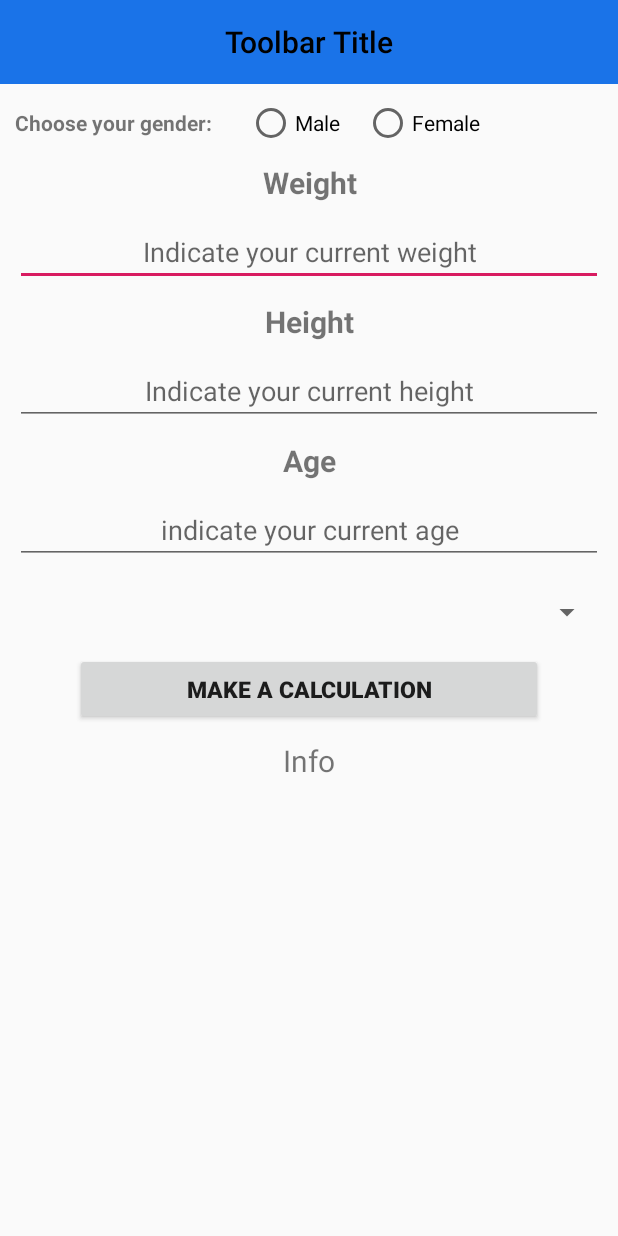
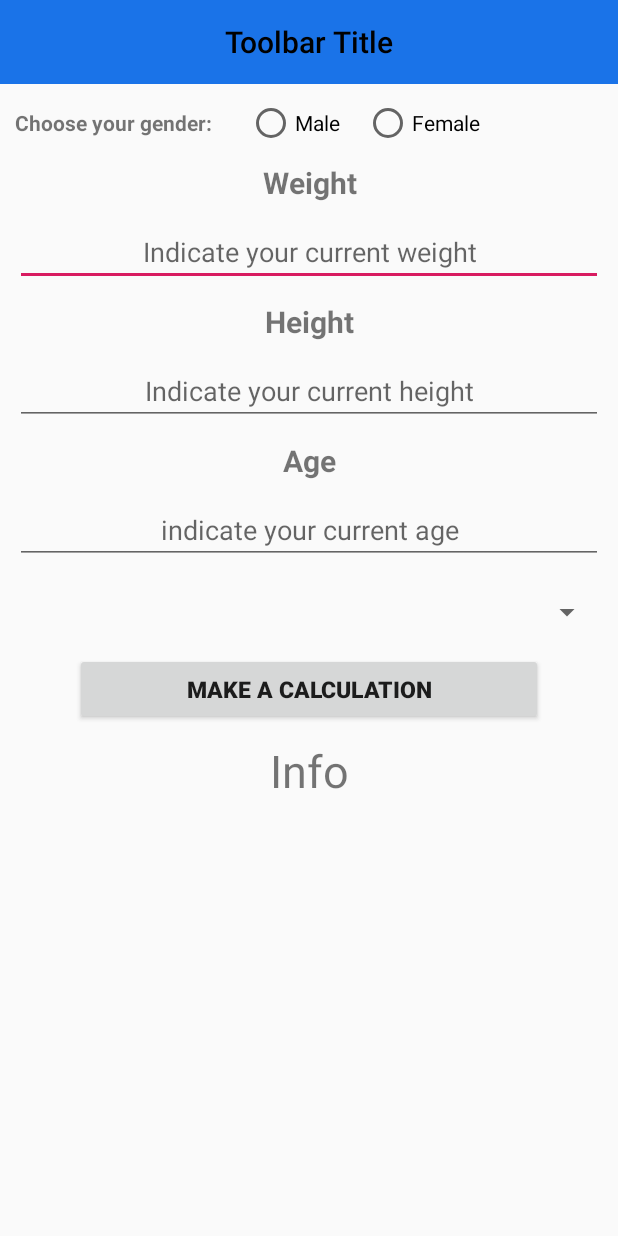
Before and after one commit to Eduard-Kozachenko/CalculatorCalorie, an Android app: the screen it shows after launch (MainActivity), on a phone screen of 412 x 824 dp. Run offline under Robolectric (Android 15) with nearby library versions, the phone set to English and light mode, and no system bars.

Commit message:
correct remark layout plus presenter

```diff
--- a/app/src/main/java/com/eduard/caloriecounter/presentation/fragments/CollectionFragment.java
+++ b/app/src/main/java/com/eduard/caloriecounter/presentation/fragments/CollectionFragment.java
@@ -8,8 +8,9 @@ import android.widget.Button;
 import android.widget.TextView;
 
 import com.eduard.caloriecounter.R;
-import com.eduard.caloriecounter.presentation.activity.MainActivity;
+
 import com.eduard.caloriecounter.presentation.base.BaseFragment;
+import com.eduard.caloriecounter.presentation.base.BasePresenter;
 import com.eduard.caloriecounter.presentation.model.User;
 import com.eduard.caloriecounter.presentation.presenter.CollectionContract;
 import com.eduard.caloriecounter.presentation.presenter.CollectionPresenter;
@@ -17,35 +18,28 @@ import com.eduard.caloriecounter.presentation.utils.Calculator;
 
 import androidx.annotation.NonNull;
 import androidx.annotation.Nullable;
-import androidx.appcompat.app.ActionBar;
 import androidx.fragment.app.DialogFragment;
-import androidx.recyclerview.widget.LinearLayoutManager;
-import androidx.recyclerview.widget.RecyclerView;
 
 
 public class CollectionFragment extends BaseFragment implements CollectionContract.View {
 
 //    @Inject
-//    DialogInfoFragment alertDialogInfo;
-//    @Inject
 //    CollectionPresenter collectionPresenter;
 
     private TextView tvInfo;
     private Button btnGenerate;
-
-    private CollectionContract.Presenter mPresenter;
-
-
-    private CollectionPresenter presenter = new CollectionPresenter(new Calculator(), new User());
+    private CollectionContract.Presenter presenter;
     private DialogFragment loadingFragment = DialogLoadingFragment.getInstance();
 
     @Override
     public void onPreparePresenter() {
-        attachPresenter(presenter, this);
+        attachPresenter((CollectionPresenter) presenter, this);
     }
 
     public View onCreateView(LayoutInflater inflater, ViewGroup container,
                              Bundle savedInstanceState) {
+
+        presenter = new CollectionPresenter(new Calculator(), new User());
 
         return inflater.inflate(R.layout.collection_of_info_fragment, container, false);
     }
@@ -57,23 +51,9 @@ public class CollectionFragment extends BaseFragment implements CollectionContra
     }
 
 //    @Override
-//    public void initView() {
-//
-//        tvInfo = tvInfo.findViewById(R.id.tv_info_test);
-//        btnGenerate = btnGenerate.findViewById(R.id.btn_generate);
-//        btnGenerate.setOnClickListener(new View.OnClickListener() {
-//            @Override
-//            public void onClick(View v) {
-//                presenter.onClick(v);
-//            }
-//        });
-//
+//    public void updateUserInfo(String info) {
+//        tvInfo.setText(info);
 //    }
-
-    @Override
-    public void updateUserInfo(String info) {
-        tvInfo.setText(info);
-    }
 
     @Override
     public void showProgressBar() {
@@ -96,6 +76,19 @@ public class CollectionFragment extends BaseFragment implements CollectionContra
 
     }
 
+    @Override
+    public void initView() {
+        tvInfo = tvInfo.findViewById(R.id.tv_info_test);
+        btnGenerate = btnGenerate.findViewById(R.id.btn_generate);
+        btnGenerate.setOnClickListener(v -> presenter.onClick());
+    }
+
+    @Override
+    public void setViewData(String data) {
+
+        tvInfo.setText(data);
+    }
+
 
 //    protected void onInjection() {
 //        DaggerCalculatorComponents.builder()
--- a/app/src/main/java/com/eduard/caloriecounter/presentation/presenter/CollectionContract.java
+++ b/app/src/main/java/com/eduard/caloriecounter/presentation/presenter/CollectionContract.java
@@ -6,17 +6,19 @@ public interface CollectionContract {
 
      interface View extends BasePresenter.View {
 
-        void updateUserInfo(String info);
+         void initView();
+         void setViewData(String data);
+//        void updateUserInfo(String info);
 
     }
 
     interface Presenter{
 
-//        void onClick(android.view.View view);
+        void onClick();
 
-        void appendValue(String value);
-
-        void performCalculation();
+//        void appendValue(String value);
+//
+//        void performCalculation();
 
     }
 }
--- a/app/src/main/res/layout/collection_of_info_fragment.xml
+++ b/app/src/main/res/layout/collection_of_info_fragment.xml
@@ -3,6 +3,11 @@
 android:layout_width="match_parent"
 android:layout_height="match_parent"
 android:orientation="vertical">
+
+<ScrollView
+        android:layout_width="match_parent"
+        android:layout_height="match_parent">
+
 
 <LinearLayout
     android:layout_width="match_parent"
@@ -20,13 +25,13 @@ android:orientation="vertical">
         android:layout_height="wrap_content"
         android:gravity="left"
         android:orientation="horizontal"
-        android:layout_margin="@dimen/margin_ten">
+        android:layout_margin="@dimen/margin_10">
 
         <TextView
             android:layout_width="wrap_content"
             android:layout_height="wrap_content"
             android:text="Choose your gender: "
-            android:paddingRight="20dp"
+            android:paddingRight="@dimen/padding_20"
             android:textStyle="bold"
             ></TextView>
 
@@ -34,7 +39,7 @@ android:orientation="vertical">
             android:id="@+id/rb_Male"
             android:layout_width="wrap_content"
             android:layout_height="wrap_content"
-            android:layout_marginRight="16dp"
+            android:layout_marginRight="@dimen/margin_16"
             android:checked="false"
             android:text="Male" />
 
@@ -50,7 +55,7 @@ android:orientation="vertical">
         android:layout_width="match_parent"
         android:layout_height="wrap_content"
         android:text="Weight"
-        android:textSize="@dimen/text_twenty"
+        android:textSize="@dimen/text_20"
         android:gravity="center"
         android:textStyle="bold"></TextView>
 
@@ -60,13 +65,13 @@ android:orientation="vertical">
             android:layout_height="wrap_content"
             android:gravity="center"
             android:hint="Indicate your current weight"
-            android:layout_margin="@dimen/margin_ten"></EditText>
+            android:layout_margin="@dimen/margin_10"></EditText>
 
     <TextView
         android:layout_width="match_parent"
         android:layout_height="wrap_content"
         android:text="Height"
-        android:textSize="@dimen/text_twenty"
+        android:textSize="@dimen/text_20"
         android:gravity="center"
         android:textStyle="bold"></TextView>
 
@@ -77,13 +82,13 @@ android:orientation="vertical">
             android:layout_height="wrap_content"
             android:gravity="center"
             android:hint="Indicate your current height"
-            android:layout_margin="@dimen/margin_ten"></EditText>
+            android:layout_margin="@dimen/margin_10"></EditText>
 
     <TextView
         android:layout_width="match_parent"
         android:layout_height="wrap_content"
         android:text="Age"
-        android:textSize="@dimen/text_twenty"
+        android:textSize="@dimen/text_20"
         android:gravity="center"
         android:textStyle="bold"></TextView>
 
@@ -93,25 +98,25 @@ android:orientation="vertical">
             android:layout_height="wrap_content"
             android:gravity="center"
             android:hint="indicate your current age"
-            android:layout_margin="@dimen/margin_ten"></EditText>
+            android:layout_margin="@dimen/margin_10"></EditText>
 
         <Spinner
             android:id="@+id/spin_Lvl_activity"
             android:layout_width="match_parent"
             android:layout_height="wrap_content"
-            android:layout_margin="@dimen/margin_ten"></Spinner>
+            android:layout_margin="@dimen/margin_10"></Spinner>
 
         <Button
             android:id="@+id/btn_generate"
             android:layout_width="match_parent"
             android:layout_height="wrap_content"
             android:text="Make a calculation"
-            android:textSize="@dimen/text_fifteen"
+            android:textSize="@dimen/text_15"
             android:textStyle="bold"
-            android:padding="@dimen/padding_five"
-            android:layout_marginTop="@dimen/margin_small"
-            android:layout_marginLeft="@dimen/margin_fifty"
-            android:layout_marginRight="@dimen/margin_fifty">
+            android:padding="@dimen/padding_5"
+            android:layout_marginTop="@dimen/margin_5"
+            android:layout_marginLeft="@dimen/margin_50"
+            android:layout_marginRight="@dimen/margin_50">
         </Button>
 
 
@@ -119,12 +124,15 @@ android:orientation="vertical">
             android:id="@+id/tv_info_test"
             android:layout_width="match_parent"
             android:layout_height="wrap_content"
-            android:layout_marginTop="@dimen/margin_ten"
+            android:layout_marginTop="@dimen/margin_10"
             android:text="@string/info_test"
-            android:textSize="@dimen/font_large"
+            android:textSize="@dimen/font_30"
             android:gravity="center">
         </TextView>
 
 </LinearLayout>
 
+</ScrollView>
+
+
 </LinearLayout>
```
Also changed, not shown: app/src/main/java/com/eduard/caloriecounter/presentation/base/BaseFragment.java (+40 -5 lines), app/src/main/java/com/eduard/caloriecounter/presentation/model/User.java (+9 -9 lines), app/src/main/java/com/eduard/caloriecounter/presentation/presenter/CollectionPresenter.java (+37 -31 lines), app/src/main/res/layout/alert_info_dialog.xml (deleted, +0 -45 lines), app/src/main/res/values/dimens.xml (+28 -70 lines).
